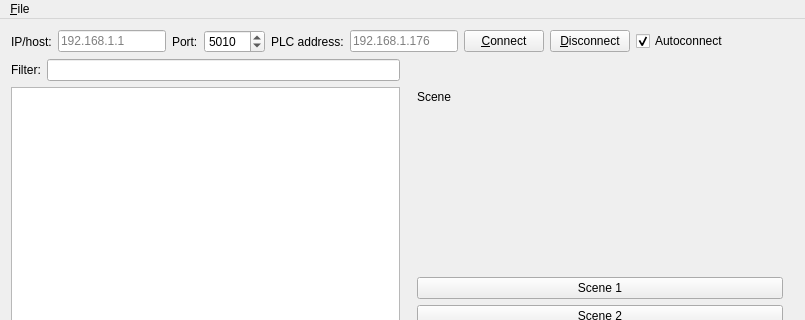
Qt form mainwindow.ui (jirislaby/ifoxtrot-qt) before a commit; both pictures show x 0 to 805 and y 0 to 320 of the 805 by 705 pixel window.
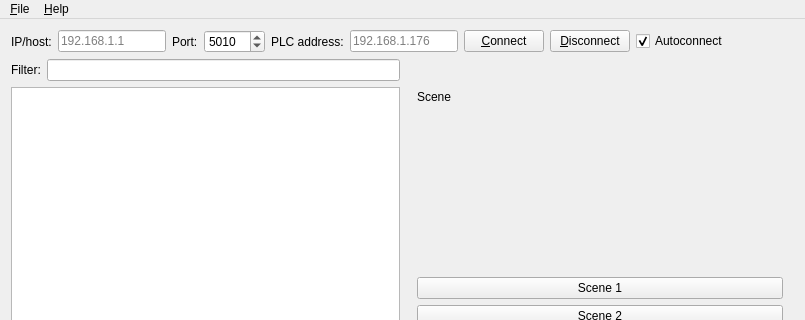
The same form after that commit.

Commit message: add About dialogs

The edit to the form file:
```diff
--- a/mainwindow.ui
+++ b/mainwindow.ui
@@ -1002,7 +1002,15 @@
     <addaction name="separator"/>
     <addaction name="actionQuit"/>
    </widget>
+   <widget class="QMenu" name="menuAbout">
+    <property name="title">
+     <string>&amp;Help</string>
+    </property>
+    <addaction name="actionAbout"/>
+    <addaction name="actionAbout_Qt"/>
+   </widget>
    <addaction name="menuFile"/>
+   <addaction name="menuAbout"/>
   </widget>
   <widget class="QStatusBar" name="statusBar"/>
   <action name="actionQuit">
```
Left out of the diff: 52 changed lines with no effect on the pictures. The commit also changes 2 other files.
